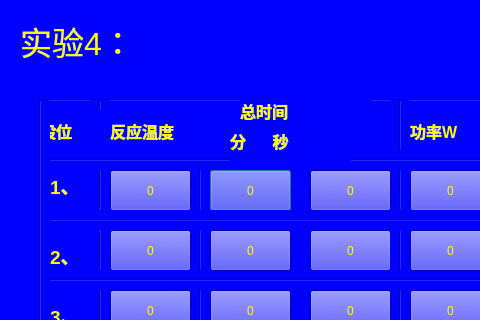
Before: the Qt Designer form setting_4.ui in wanghao-xznu/untitled2, drawn with Qt 5; both pictures show x 0 to 480 and y 0 to 320 of the 800 by 480 pixel window.
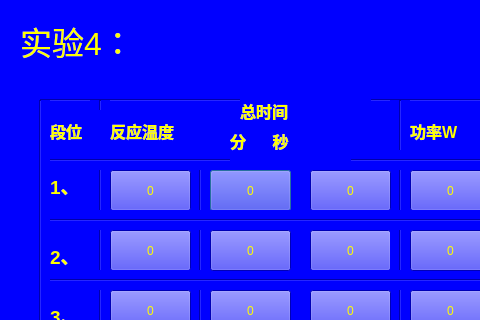
After: the same form once the commit is applied.

```diff
--- a/setting_4.ui
+++ b/setting_4.ui
@@ -666,7 +666,7 @@
   <widget class="QLabel" name="label_2">
    <property name="geometry">
     <rect>
-     <x>40</x>
+     <x>50</x>
      <y>110</y>
      <width>61</width>
      <height>41</height>
```
